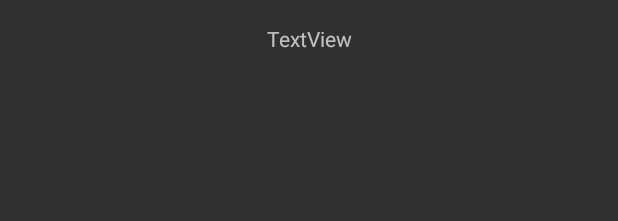
After one commit to mattmacf98/CrimeTracker, an Android app: the layout fragment_crime_details.xml on its own in the app's theme, with its tools: preview values and no code run, on a phone screen of 412 x 824 dp. The commit adds this screen. Shown: the top 221 px of the screen. Run offline under Robolectric (Android 15) with nearby library versions, the phone set to English and light mode, and no system bars.

Commit message:
trying to get fragment CrimeDetails to work

```diff
--- a/app/build.gradle
+++ b/app/build.gradle
@@ -23,6 +23,7 @@ dependencies {
     implementation 'com.android.support:appcompat-v7:26.1.0'
     //implementation 'com.google.android.gms:play-services-maps:12.0.1'
     implementation 'com.android.support.constraint:constraint-layout:1.0.2'
+    implementation 'com.android.support:support-v4:26.1.0'
     compile 'com.android.support:design:26.1.0'
     compile 'com.squareup.okhttp3:okhttp:3.10.0'
     compile 'com.google.android.gms:play-services-maps:9.6.1'
--- /dev/null
+++ b/app/src/main/res/layout/fragment_crime_details.xml
@@ -0,0 +1,20 @@
+<android.support.constraint.ConstraintLayout xmlns:android="http://schemas.android.com/apk/res/android"
+    xmlns:app="http://schemas.android.com/apk/res-auto"
+    xmlns:tools="http://schemas.android.com/tools"
+    android:id="@+id/CrimeDetails"
+    android:layout_width="match_parent"
+    android:layout_height="match_parent"
+    tools:context="com.example.matthew.crimertracker.CrimeDetails">
+
+    <!-- TODO: Update blank fragment layout -->
+
+    <TextView
+        android:id="@+id/CrimeDate"
+        android:layout_width="wrap_content"
+        android:layout_height="wrap_content"
+        android:layout_marginTop="16dp"
+        android:text="TextView"
+        app:layout_constraintLeft_toLeftOf="parent"
+        app:layout_constraintRight_toRightOf="parent"
+        app:layout_constraintTop_toTopOf="parent" />
+</android.support.constraint.ConstraintLayout>
--- a/app/src/main/res/values/strings.xml
+++ b/app/src/main/res/values/strings.xml
@@ -3,4 +3,7 @@
     <string name="title_activity_maps">Map</string>
     <string name="list">list</string>
     <string name="title_activity_settings_page">SettingsPageActivity</string>
+
+    <!-- TODO: Remove or change this placeholder text -->
+    <string name="hello_blank_fragment">Hello blank fragment</string>
 </resources>
```
Also changed, not shown: app/src/main/java/com/example/matthew/crimertracker/CrimeDetails.java (added, +116 -0 lines), app/src/main/java/com/example/matthew/crimertracker/MapsActivity.java (+29 -1 lines), app/src/main/java/com/example/matthew/crimertracker/SingleCrime.java (+13 -9 lines).
